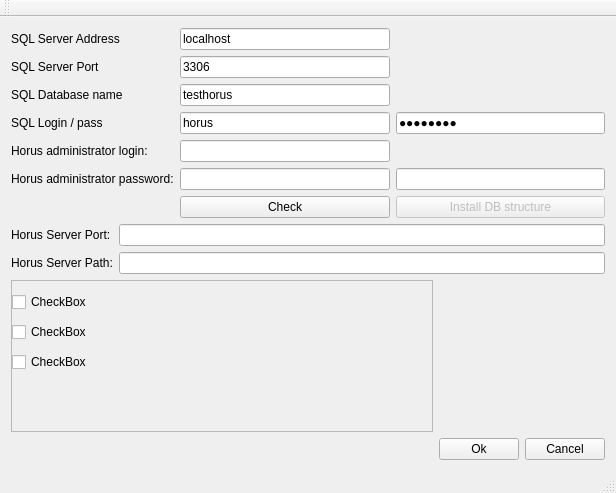
First picture: the form in Installer/Configuration/HorusXconf/mainwindow.ui, repository freakyzoidberg/horus-edu, before the edit.
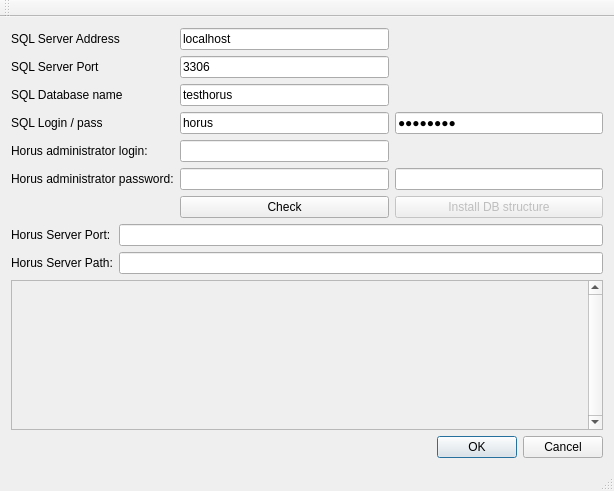
Second picture: the form after the edit.

What changed in the file:
```diff
--- a/Installer/Configuration/HorusXconf/mainwindow.ui
+++ b/Installer/Configuration/HorusXconf/mainwindow.ui
@@ -6,8 +6,8 @@
    <rect>
     <x>0</x>
     <y>0</y>
-    <width>616</width>
-    <height>493</height>
+    <width>614</width>
+    <height>491</height>
    </rect>
   </property>
   <property name="windowTitle">
@@ -161,10 +161,60 @@
       </item>
      </layout>
     </item>
-    <item row="4" column="0">
+    <item row="5" column="0">
      <layout class="QGridLayout" name="gridLayout_4">
+      <item row="1" column="0">
+       <widget class="QDialogButtonBox" name="buttonBox">
+        <property name="standardButtons">
+         <set>QDialogButtonBox::Cancel|QDialogButtonBox::Ok</set>
+        </property>
+       </widget>
+      </item>
+     </layout>
+    </item>
+    <item row="3" column="0">
+     <layout class="QGridLayout" name="gridLayout_2">
+      <item row="3" column="1">
+       <widget class="QLabel" name="label_9">
+        <property name="text">
+         <string>Horus Server Path:</string>
+        </property>
+       </widget>
+      </item>
+      <item row="2" column="2">
+       <widget class="QLineEdit" name="lineEdit_13"/>
+      </item>
+      <item row="3" column="2">
+       <widget class="QLineEdit" name="lineEdit_16"/>
+      </item>
+      <item row="2" column="1">
+       <widget class="QLabel" name="label_11">
+        <property name="text">
+         <string>Horus Server Port:</string>
+        </property>
+       </widget>
+      </item>
+     </layout>
+    </item>
+    <item row="4" column="0">
+     <layout class="QGridLayout" name="gridLayout_5">
       <item row="0" column="0">
        <widget class="QScrollArea" name="scrollArea">
+        <property name="maximumSize">
+         <size>
+          <width>16777215</width>
+          <height>16777215</height>
+         </size>
+        </property>
+        <property name="midLineWidth">
+         <number>1</number>
+        </property>
+        <property name="verticalScrollBarPolicy">
+         <enum>Qt::ScrollBarAlwaysOn</enum>
+        </property>
+        <property name="horizontalScrollBarPolicy">
+         <enum>Qt::ScrollBarAlwaysOff</enum>
+        </property>
         <property name="widgetResizable">
          <bool>true</bool>
         </property>
@@ -173,94 +223,13 @@
           <rect>
            <x>0</x>
            <y>0</y>
-           <width>426</width>
-           <height>81</height>
+           <width>579</width>
+           <height>77</height>
           </rect>
          </property>
-         <widget class="QCheckBox" name="checkBox">
-          <property name="geometry">
-           <rect>
-            <x>0</x>
-            <y>10</y>
-            <width>88</width>
-            <height>22</height>
-           </rect>
-          </property>
-          <property name="text">
-           <string>CheckBox</string>
-          </property>
-         </widget>
-         <widget class="QCheckBox" name="checkBox_2">
-          <property name="geometry">
-           <rect>
-            <x>0</x>
-            <y>40</y>
-            <width>88</width>
-            <height>22</height>
-           </rect>
-          </property>
-          <property name="text">
-           <string>CheckBox</string>
-          </property>
-         </widget>
-         <widget class="QCheckBox" name="checkBox_3">
-          <property name="geometry">
-           <rect>
-            <x>0</x>
-            <y>70</y>
-            <width>88</width>
-            <height>22</height>
-           </rect>
-          </property>
-          <property name="text">
-           <string>CheckBox</string>
-          </property>
-         </widget>
-         <zorder>checkBox</zorder>
-         <zorder>checkBox_2</zorder>
-         <zorder>checkBox_3</zorder>
-         <zorder></zorder>
         </widget>
        </widget>
       </item>
-      <item row="2" column="2">
-       <widget class="QPushButton" name="pushButton_2">
-        <property name="text">
-         <string>Ok</string>
-        </property>
-       </widget>
-      </item>
-      <item row="2" column="3">
-       <widget class="QPushButton" name="pushButton_3">
-        <property name="text">
-         <string>Cancel</string>
-        </property>
-       </widget>
-      </item>
-     </layout>
-    </item>
-    <item row="3" column="0">
-     <layout class="QGridLayout" name="gridLayout_2">
-      <item row="3" column="1">
-       <widget class="QLabel" name="label_9">
-        <property name="text">
-         <string>Horus Server Path:</string>
-        </property>
-       </widget>
-      </item>
-      <item row="2" column="2">
-       <widget class="QLineEdit" name="lineEdit_13"/>
-      </item>
-      <item row="3" column="2">
-       <widget class="QLineEdit" name="lineEdit_16"/>
-      </item>
-      <item row="2" column="1">
-       <widget class="QLabel" name="label_11">
-        <property name="text">
-         <string>Horus Server Port:</string>
-        </property>
-       </widget>
-      </item>
      </layout>
     </item>
    </layout>
```
Left out of the diff: 2 changed lines with no effect on the pictures.
